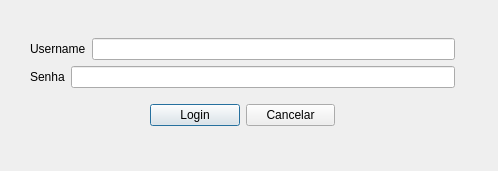
The window that Projeto_Estoque/pg_login.ui (Luisf66/Qt-Creator) describes before a commit, drawn with Qt 5.
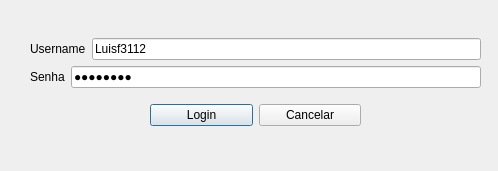
The same window after the commit.

Commit message: Adição do Finalizar Venda (com bugs)

The edit to the form file:
```diff
--- a/Projeto_Estoque/pg_login.ui
+++ b/Projeto_Estoque/pg_login.ui
@@ -18,7 +18,7 @@
     <rect>
      <x>30</x>
      <y>28</y>
-     <width>425</width>
+     <width>451</width>
      <height>109</height>
     </rect>
    </property>
@@ -35,7 +35,11 @@
          </widget>
         </item>
         <item>
-         <widget class="QLineEdit" name="campo_username"/>
+         <widget class="QLineEdit" name="campo_username">
+          <property name="text">
+           <string>Luisf3112</string>
+          </property>
+         </widget>
         </item>
        </layout>
       </item>
@@ -50,6 +54,9 @@
         </item>
         <item>
          <widget class="QLineEdit" name="campo_senha">
+          <property name="text">
+           <string>teste123</string>
+          </property>
           <property name="echoMode">
            <enum>QLineEdit::EchoMode::Password</enum>
           </property>
```
The commit also changes 2 other files.
